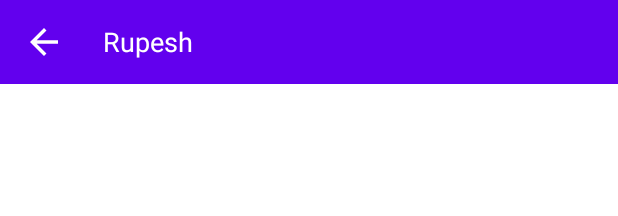
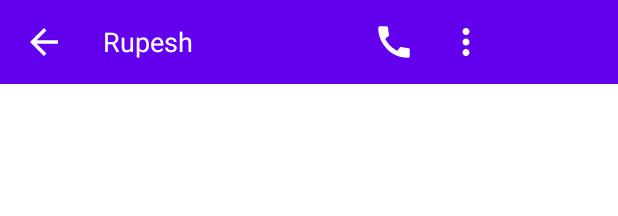
Before and after one commit to rbhagwane123/SmartChat1, an Android app: the layout activity_chat.xml on its own in the app's theme, with its tools: preview values and no code run, on a phone screen of 412 x 824 dp. Shown: the top 216 px of the screen. Run offline under Robolectric (Android 15) with nearby library versions, the phone set to English and light mode, and no system bars.

Commit message:
last updation

```diff
--- a/app/src/main/AndroidManifest.xml
+++ b/app/src/main/AndroidManifest.xml
@@ -2,6 +2,7 @@
 <manifest xmlns:android="http://schemas.android.com/apk/res/android"
     package="com.example.smartchat">
 
+    <uses-permission android:name="android.permission.CAMERA"> </uses-permission>
     <application
         android:allowBackup="true"
         android:icon="@mipmap/ic_launcher"
@@ -9,6 +10,9 @@
         android:roundIcon="@mipmap/ic_launcher_round"
         android:supportsRtl="true"
         android:theme="@style/Theme.SmartChat">
+        <activity
+            android:name=".Notified"
+            android:exported="false" />
         <activity
             android:name=".ChatActivity"
             android:exported="false" />
--- /dev/null
+++ b/app/src/main/res/drawable/ic_baseline_call_24.xml
@@ -0,0 +1,5 @@
+<vector android:height="28dp" android:tint="#FEFEFE"
+    android:viewportHeight="24" android:viewportWidth="24"
+    android:width="28dp" xmlns:android="http://schemas.android.com/apk/res/android">
+    <path android:fillColor="@android:color/white" android:pathData="M20.01,15.38c-1.23,0 -2.42,-0.2 -3.53,-0.56 -0.35,-0.12 -0.74,-0.03 -1.01,0.24l-1.57,1.97c-2.83,-1.35 -5.48,-3.9 -6.89,-6.83l1.95,-1.66c0.27,-0.28 0.35,-0.67 0.24,-1.02 -0.37,-1.11 -0.56,-2.3 -0.56,-3.53 0,-0.54 -0.45,-0.99 -0.99,-0.99H4.19C3.65,3 3,3.24 3,3.99 3,13.28 10.73,21 20.01,21c0.71,0 0.99,-0.63 0.99,-1.18v-3.45c0,-0.54 -0.45,-0.99 -0.99,-0.99z"/>
+</vector>
--- /dev/null
+++ b/app/src/main/res/drawable/ic_baseline_more_vert_24.xml
@@ -0,0 +1,5 @@
+<vector android:height="28dp" android:tint="#FEFEFE"
+    android:viewportHeight="24" android:viewportWidth="24"
+    android:width="28dp" xmlns:android="http://schemas.android.com/apk/res/android">
+    <path android:fillColor="@android:color/white" android:pathData="M12,8c1.1,0 2,-0.9 2,-2s-0.9,-2 -2,-2 -2,0.9 -2,2 0.9,2 2,2zM12,10c-1.1,0 -2,0.9 -2,2s0.9,2 2,2 2,-0.9 2,-2 -0.9,-2 -2,-2zM12,16c-1.1,0 -2,0.9 -2,2s0.9,2 2,2 2,-0.9 2,-2 -0.9,-2 -2,-2z"/>
+</vector>
--- /dev/null
+++ b/app/src/main/res/drawable/ic_baseline_notifications_none_24.xml
@@ -0,0 +1,5 @@
+<vector android:height="24dp" android:tint="#7012DB"
+    android:viewportHeight="24" android:viewportWidth="24"
+    android:width="24dp" xmlns:android="http://schemas.android.com/apk/res/android">
+    <path android:fillColor="@android:color/white" android:pathData="M12,22c1.1,0 2,-0.9 2,-2h-4c0,1.1 0.9,2 2,2zM18,16v-5c0,-3.07 -1.63,-5.64 -4.5,-6.32L13.5,4c0,-0.83 -0.67,-1.5 -1.5,-1.5s-1.5,0.67 -1.5,1.5v0.68C7.64,5.36 6,7.92 6,11v5l-2,2v1h16v-1l-2,-2zM16,17L8,17v-6c0,-2.48 1.51,-4.5 4,-4.5s4,2.02 4,4.5v6z"/>
+</vector>
--- a/app/src/main/res/layout/activity_chat.xml
+++ b/app/src/main/res/layout/activity_chat.xml
@@ -36,8 +36,8 @@
                 android:layout_width="wrap_content"
                 android:layout_height="wrap_content"
                 android:layout_gravity="center_vertical"
-                android:orientation="vertical"
-                android:layout_marginStart="20dp">
+                android:layout_marginStart="20dp"
+                android:orientation="vertical">
 
                 <TextView
                     android:id="@+id/receiverName"
@@ -49,6 +49,22 @@
                     android:textColor="@color/white"
                     android:textSize="18sp" />
             </LinearLayout>
+
+            <ImageView
+                android:id="@+id/call"
+                android:layout_width="wrap_content"
+                android:layout_height="40dp"
+                android:src="@drawable/ic_baseline_call_24"
+                android:layout_gravity="center_vertical"
+                android:layout_marginLeft="120dp"/>
+            <ImageButton
+                android:id="@+id/more"
+                android:layout_width="wrap_content"
+                android:layout_height="40dp"
+                android:background="@android:color/transparent"
+                android:layout_gravity="center_vertical"
+                android:layout_marginLeft="20dp"
+                android:src="@drawable/ic_baseline_more_vert_24"/>
         </LinearLayout>
 
 
--- a/app/src/main/res/layout/activity_dash_board.xml
+++ b/app/src/main/res/layout/activity_dash_board.xml
@@ -29,7 +29,7 @@
     </androidx.swiperefreshlayout.widget.SwipeRefreshLayout>
 
     <com.google.android.material.floatingactionbutton.FloatingActionButton
-        android:id="@+id/floatingActionButton"
+        android:id="@+id/camera"
         android:layout_width="wrap_content"
         android:layout_height="wrap_content"
         android:layout_marginEnd="15dp"
```
Also changed, not shown: app/src/main/java/com/example/smartchat/ChatActivity.java (+45 -1 lines), app/src/main/java/com/example/smartchat/DashBoardActivity.java (+17 -0 lines), app/src/main/java/com/example/smartchat/LoginActivity.java (+30 -2 lines), app/src/main/java/com/example/smartchat/Notified.java (added, +14 -0 lines), app/src/main/res/layout/activity_notified.xml (added, +9 -0 lines), app/src/main/res/menu/chat_menu.xml (added, +18 -0 lines).
